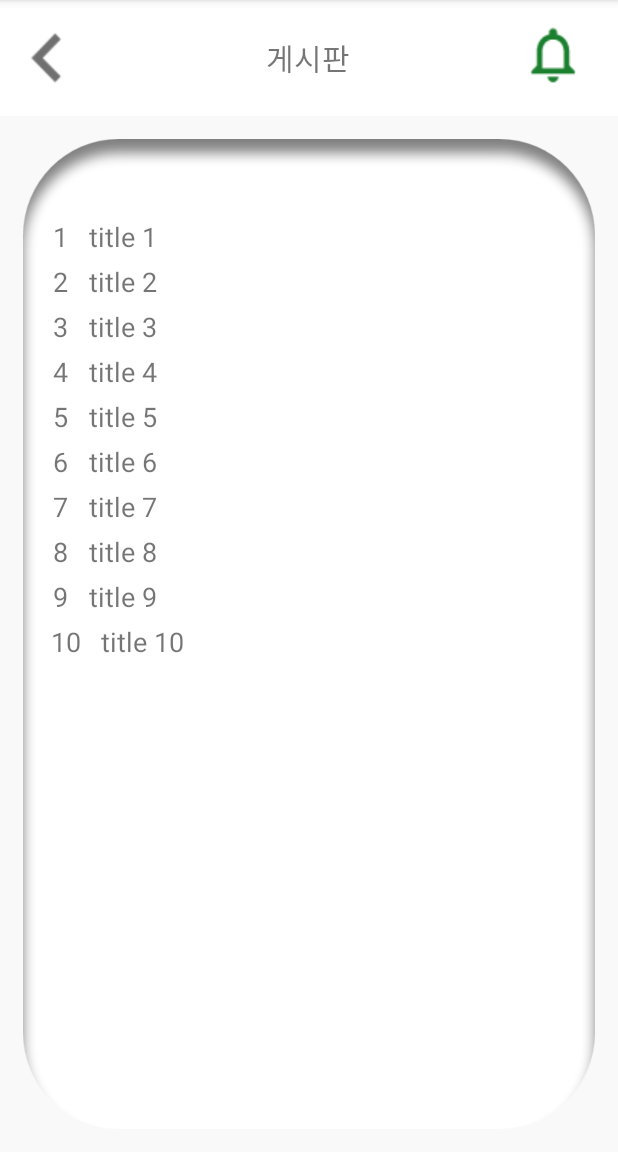
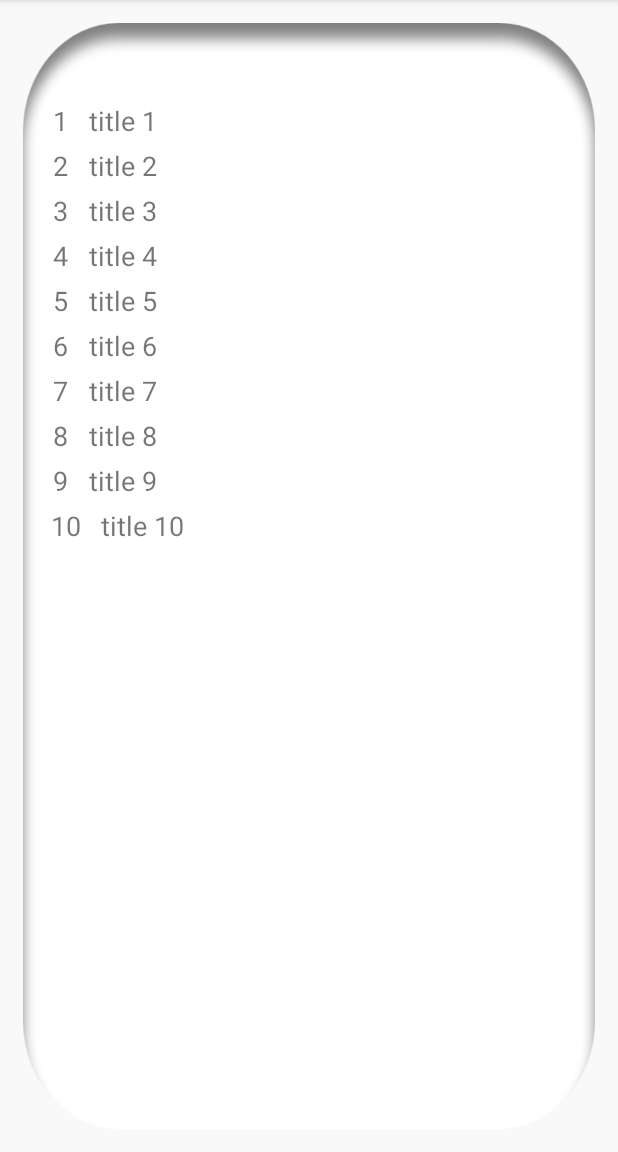
Before and after one commit to JM0015/KLIV, an Android app: the BoardActivity screen opened directly, with no data from a screen before it, on a phone screen of 412 x 824 dp, the part 84-1236 px from its top. Run offline under Robolectric (Android 15) with nearby library versions, the phone set to English and light mode, and no system bars.

Commit message:
delete bar

```diff
--- a/app/src/main/res/layout/activity_board.xml
+++ b/app/src/main/res/layout/activity_board.xml
@@ -7,37 +7,6 @@
     android:background="@color/background"
     tools:context=".BoardActivity"
     android:orientation="vertical">
-
-    <LinearLayout
-        android:layout_width="match_parent"
-        android:layout_height="match_parent"
-        android:layout_weight="9"
-        android:background="@color/white"
-        android:orientation="horizontal">
-
-        <com.google.android.material.imageview.ShapeableImageView
-            android:id="@+id/board_back_btn"
-            android:layout_width="0dp"
-            android:layout_height="match_parent"
-            android:layout_weight="1"
-            android:background="@drawable/back_btn" />
-
-        <TextView
-            android:id="@+id/boardbar"
-            android:layout_width="0dp"
-            android:layout_height="match_parent"
-            android:layout_weight="3"
-            android:gravity="center"
-            android:text="게시판"
-            android:textSize="20sp" />
-
-        <com.google.android.material.imageview.ShapeableImageView
-            android:id="@+id/board_bell_btn"
-            android:layout_width="0dp"
-            android:layout_height="match_parent"
-            android:layout_weight="1"
-            android:background="@drawable/bell_btn" />
-    </LinearLayout>
 
     <androidx.constraintlayout.widget.ConstraintLayout
         android:layout_width="match_parent"
```
Also changed, not shown: app/src/main/res/layout/activity_loding.xml (deleted, +0 -32 lines), app/src/main/res/layout/fragment_board.xml (deleted, +0 -75 lines).
